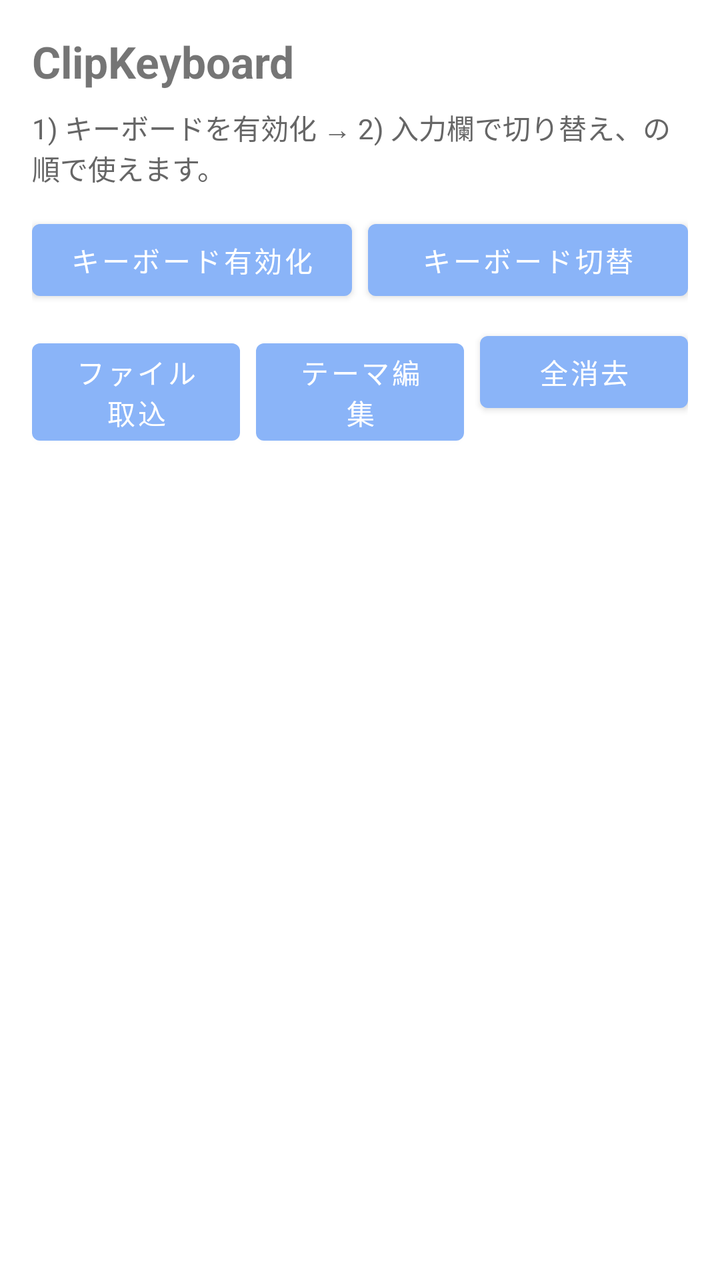
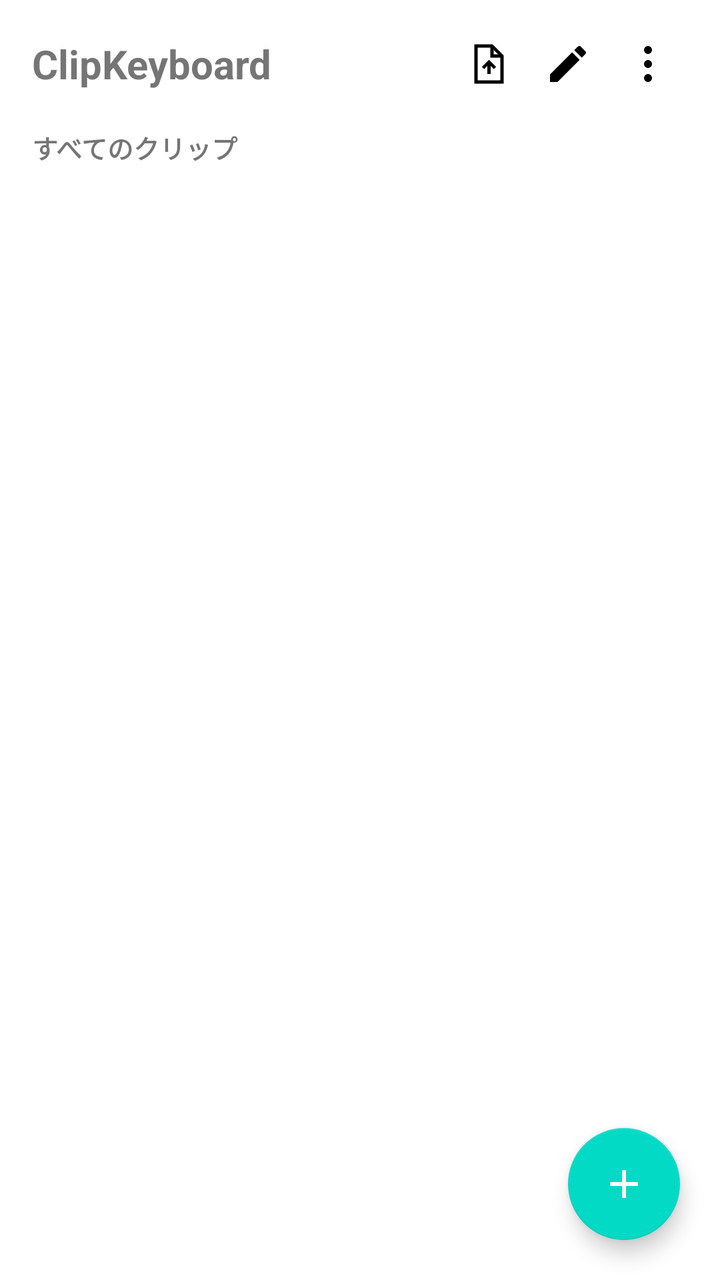

The first picture is an Android layout as it rendered before a commit; the second is the same layout after the commit. The layout source and the unified diff follow.
<!-- AndroidManifest.xml: application theme Theme.ClipKeyboard -->
<!-- res/layout/activity_main.xml -->
<?xml version="1.0" encoding="utf-8"?>
<LinearLayout xmlns:android="http://schemas.android.com/apk/res/android"
    xmlns:app="http://schemas.android.com/apk/res-auto"
    android:layout_width="match_parent"
    android:layout_height="match_parent"
    android:orientation="vertical"
    android:padding="16dp">

    <TextView
        android:layout_width="match_parent"
        android:layout_height="wrap_content"
        android:text="@string/app_name"
        android:textSize="22sp"
        android:textStyle="bold"
        android:layout_marginBottom="8dp"/>

    <TextView
        android:layout_width="match_parent"
        android:layout_height="wrap_content"
        android:text="1) キーボードを有効化 → 2) 入力欄で切り替え、の順で使えます。"
        android:textColor="#666666"
        android:layout_marginBottom="12dp"/>

    <LinearLayout
        android:layout_width="match_parent"
        android:layout_height="wrap_content"
        android:orientation="horizontal"
        android:layout_marginBottom="8dp">

        <com.google.android.material.button.MaterialButton
            android:id="@+id/btn_enable_ime"
            android:layout_width="0dp"
            android:layout_height="wrap_content"
            android:layout_weight="1"
            android:layout_marginEnd="4dp"
            android:text="キーボード有効化"/>

        <com.google.android.material.button.MaterialButton
            android:id="@+id/btn_pick_ime"
            android:layout_width="0dp"
            android:layout_height="wrap_content"
            android:layout_weight="1"
            android:layout_marginStart="4dp"
            android:text="キーボード切替"/>
    </LinearLayout>

    <LinearLayout
        android:layout_width="match_parent"
        android:layout_height="wrap_content"
        android:orientation="horizontal"
        android:layout_marginBottom="12dp">

        <com.google.android.material.button.MaterialButton
            android:id="@+id/btn_import"
            android:layout_width="0dp"
            android:layout_height="wrap_content"
            android:layout_weight="1"
            android:layout_marginEnd="4dp"
            android:text="ファイル取込"/>

        <com.google.android.material.button.MaterialButton
            android:id="@+id/btn_theme"
            android:layout_width="0dp"
            android:layout_height="wrap_content"
            android:layout_weight="1"
            android:layout_marginHorizontal="4dp"
            android:text="テーマ編集"/>

        <com.google.android.material.button.MaterialButton
            android:id="@+id/btn_clear_all"
            android:layout_width="0dp"
            android:layout_height="wrap_content"
            android:layout_weight="1"
            android:layout_marginStart="4dp"
            android:text="全消去"/>
    </LinearLayout>

    <androidx.recyclerview.widget.RecyclerView
        android:id="@+id/recycler_clips"
        android:layout_width="match_parent"
        android:layout_height="0dp"
        android:layout_weight="1"/>

</LinearLayout>
<!-- resources referenced by this layout -->
<resources>
  <string name="app_name">ClipKeyboard</string>
  <style name="Theme.ClipKeyboard" parent="Theme.MaterialComponents.DayNight.NoActionBar">
          <item name="colorPrimary">#8AB4F8</item>
          <item name="colorPrimaryDark">#1E1F22</item>
          <item name="colorAccent">#8AB4F8</item>
      </style>
</resources>

<!-- the commit's change to res/layout/activity_main.xml (unified diff, before → after) -->
@@ -1,84 +1,134 @@
 <?xml version="1.0" encoding="utf-8"?>
-<LinearLayout xmlns:android="http://schemas.android.com/apk/res/android"
+<androidx.coordinatorlayout.widget.CoordinatorLayout xmlns:android="http://schemas.android.com/apk/res/android"
     xmlns:app="http://schemas.android.com/apk/res-auto"
     android:layout_width="match_parent"
-    android:layout_height="match_parent"
-    android:orientation="vertical"
-    android:padding="16dp">
-
-    <TextView
-        android:layout_width="match_parent"
-        android:layout_height="wrap_content"
-        android:text="@string/app_name"
-        android:textSize="22sp"
-        android:textStyle="bold"
-        android:layout_marginBottom="8dp"/>
-
-    <TextView
-        android:layout_width="match_parent"
-        android:layout_height="wrap_content"
-        android:text="1) キーボードを有効化 → 2) 入力欄で切り替え、の順で使えます。"
-        android:textColor="#666666"
-        android:layout_marginBottom="12dp"/>
+    android:layout_height="match_parent">
 
     <LinearLayout
         android:layout_width="match_parent"
-        android:layout_height="wrap_content"
-        android:orientation="horizontal"
-        android:layout_marginBottom="8dp">
+        android:layout_height="match_parent"
+        android:orientation="vertical">
 
-        <com.google.android.material.button.MaterialButton
-            android:id="@+id/btn_enable_ime"
-            android:layout_width="0dp"
+        
+        <LinearLayout
+            android:id="@+id/top_bar"
+            android:layout_width="match_parent"
             android:layout_height="wrap_content"
+            android:gravity="center_vertical"
+            android:orientation="horizontal"
+            android:paddingHorizontal="16dp"
+            android:paddingVertical="12dp">
+
+            <TextView
+                android:layout_width="0dp"
+                android:layout_height="wrap_content"
+                android:layout_weight="1"
+                android:text="@string/app_name"
+                android:textSize="20sp"
+                android:textStyle="bold" />
+
+            <ImageButton
+                android:id="@+id/btn_import"
+                android:layout_width="40dp"
+                android:layout_height="40dp"
+                android:background="?attr/selectableItemBackgroundBorderless"
+                android:contentDescription="ファイル取込"
+                android:padding="8dp"
+                android:src="@drawable/ic_upload_file_24" />
+
+            <ImageButton
+                android:id="@+id/btn_theme"
+                android:layout_width="40dp"
+                android:layout_height="40dp"
+                android:background="?attr/selectableItemBackgroundBorderless"
+                android:contentDescription="外観とテーマ"
+                android:padding="8dp"
+                android:src="@drawable/ic_edit_24" />
+
+            <ImageButton
+                android:id="@+id/btn_overflow_menu"
+                android:layout_width="40dp"
+                android:layout_height="40dp"
+                android:background="?attr/selectableItemBackgroundBorderless"
+                android:contentDescription="その他の操作"
+                android:padding="8dp"
+                android:src="@drawable/ic_more_vert_24" />
+        </LinearLayout>
+
+        
+        <LinearLayout
+            android:id="@+id/setup_banner"
+            android:layout_width="match_parent"
+            android:layout_height="wrap_content"
+            android:layout_marginHorizontal="12dp"
+            android:layout_marginBottom="8dp"
+            android:gravity="center_vertical"
+            android:orientation="horizontal"
+            android:padding="12dp"
+            android:visibility="gone">
+
+            <ImageView
+                android:layout_width="20dp"
+                android:layout_height="20dp"
+                android:layout_marginEnd="10dp"
+                android:src="@drawable/ic_info_24" />
+
+            <LinearLayout
+                android:layout_width="0dp"
+                android:layout_height="wrap_content"
+                android:layout_weight="1"
+                android:orientation="vertical">
+                <TextView
+                    android:id="@+id/banner_title"
+                    android:layout_width="match_parent"
+                    android:layout_height="wrap_content"
+                    android:text="キーボードを有効にしましょう"
+                    android:textSize="13sp"
+                    android:textStyle="bold" />
+                <TextView
+                    android:id="@+id/banner_body"
+                    android:layout_width="match_parent"
+                    android:layout_height="wrap_content"
+                    android:text="入力欄で地球儀キーを押すと呼び出せます"
+                    android:textSize="12sp" />
+            </LinearLayout>
+
+            <com.google.android.material.button.MaterialButton
+                android:id="@+id/banner_action"
+                style="@style/Widget.MaterialComponents.Button.TextButton"
+                android:layout_width="wrap_content"
+                android:layout_height="wrap_content"
+                android:text="設定を開く" />
+        </LinearLayout>
+
+        <TextView
+            android:id="@+id/text_list_title"
+            android:layout_width="match_parent"
+            android:layout_height="wrap_content"
+            android:layout_marginStart="16dp"
+            android:layout_marginBottom="4dp"
+            android:text="すべてのクリップ"
+            android:textSize="13sp"
+            android:textStyle="bold" />
+
+        <androidx.recyclerview.widget.RecyclerView
+            android:id="@+id/recycler_clips"
+            android:layout_width="match_parent"
+            android:layout_height="0dp"
             android:layout_weight="1"
-            android:layout_marginEnd="4dp"
-            android:text="キーボード有効化"/>
+            android:clipToPadding="false"
+            android:paddingBottom="80dp" />
 
-        <com.google.android.material.button.MaterialButton
-            android:id="@+id/btn_pick_ime"
-            android:layout_width="0dp"
-            android:layout_height="wrap_content"
-            android:layout_weight="1"
-            android:layout_marginStart="4dp"
-            android:text="キーボード切替"/>
     </LinearLayout>
 
-    <LinearLayout
-        android:layout_width="match_parent"
+    <com.google.android.material.floatingactionbutton.FloatingActionButton
+        android:id="@+id/fab_add"
+        android:layout_width="wrap_content"
         android:layout_height="wrap_content"
-        android:orientation="horizontal"
-        android:layout_marginBottom="12dp">
+        android:layout_gravity="bottom|end"
+        android:layout_margin="20dp"
+        android:contentDescription="定型文を作成"
+        android:src="@drawable/ic_add_24"
+        app:tint="#FFFFFF" />
 
-        <com.google.android.material.button.MaterialButton
-            android:id="@+id/btn_import"
-            android:layout_width="0dp"
-            android:layout_height="wrap_content"
-            android:layout_weight="1"
-            android:layout_marginEnd="4dp"
-            android:text="ファイル取込"/>
-
-        <com.google.android.material.button.MaterialButton
-            android:id="@+id/btn_theme"
-            android:layout_width="0dp"
-            android:layout_height="wrap_content"
-            android:layout_weight="1"
-            android:layout_marginHorizontal="4dp"
-            android:text="テーマ編集"/>
-
-        <com.google.android.material.button.MaterialButton
-            android:id="@+id/btn_clear_all"
-            android:layout_width="0dp"
-            android:layout_height="wrap_content"
-            android:layout_weight="1"
-            android:layout_marginStart="4dp"
-            android:text="全消去"/>
-    </LinearLayout>
-
-    <androidx.recyclerview.widget.RecyclerView
-        android:id="@+id/recycler_clips"
-        android:layout_width="match_parent"
-        android:layout_height="0dp"
-        android:layout_weight="1"/>
-
-</LinearLayout>
+</androidx.coordinatorlayout.widget.CoordinatorLayout>
<!-- resource entries referenced after the edit -->
@@ -1,5 +1,58 @@
 <!-- resources referenced by this layout -->
 <resources>
+  <!-- drawable ic_add_24 (drawable) -->
+  <?xml version="1.0" encoding="utf-8"?>
+  <vector xmlns:android="http://schemas.android.com/apk/res/android"
+      android:width="24dp" android:height="24dp"
+      android:viewportWidth="24" android:viewportHeight="24">
+      <path
+          android:fillColor="#FF000000"
+          android:pathData="M11,5 L13,5 L13,11 L19,11 L19,13 L13,13 L13,19 L11,19 L11,13 L5,13 L5,11 L11,11 Z" />
+  </vector>
+  <!-- drawable ic_edit_24 (drawable) -->
+  <?xml version="1.0" encoding="utf-8"?>
+  <vector xmlns:android="http://schemas.android.com/apk/res/android"
+      android:width="24dp" android:height="24dp"
+      android:viewportWidth="24" android:viewportHeight="24">
+      <path
+          android:fillColor="#FF000000"
+          android:pathData="M3,17.25 L3,21 L6.75,21 L17.81,9.94 L14.06,6.19 Z M20.71,7.04 C21.1,6.65 21.1,6.02 20.71,5.63 L18.37,3.29 C17.98,2.9 17.35,2.9 16.96,3.29 L15.13,5.12 L18.88,8.87 Z" />
+  </vector>
+  <!-- drawable ic_info_24 (drawable) -->
+  <?xml version="1.0" encoding="utf-8"?>
+  <vector xmlns:android="http://schemas.android.com/apk/res/android"
+      android:width="24dp" android:height="24dp"
+      android:viewportWidth="24" android:viewportHeight="24">
+      <path
+          android:strokeColor="#FF000000"
+          android:strokeWidth="1.6"
+          android:fillColor="#00000000"
+          android:pathData="M12,2 A10,10 0 1,0 12.01,2 Z" />
+      <path android:fillColor="#FF000000" android:pathData="M11,10.5 h2 v7 h-2 Z" />
+      <path android:fillColor="#FF000000" android:pathData="M12,6.3 m-1.3,0 a1.3,1.3 0 1,0 2.6,0 a1.3,1.3 0 1,0 -2.6,0" />
+  </vector>
+  <!-- drawable ic_more_vert_24 (drawable) -->
+  <?xml version="1.0" encoding="utf-8"?>
+  <vector xmlns:android="http://schemas.android.com/apk/res/android"
+      android:width="24dp" android:height="24dp"
+      android:viewportWidth="24" android:viewportHeight="24">
+      <path android:fillColor="#FF000000" android:pathData="M12,5 m-2,0 a2,2 0 1,0 4,0 a2,2 0 1,0 -4,0" />
+      <path android:fillColor="#FF000000" android:pathData="M12,12 m-2,0 a2,2 0 1,0 4,0 a2,2 0 1,0 -4,0" />
+      <path android:fillColor="#FF000000" android:pathData="M12,19 m-2,0 a2,2 0 1,0 4,0 a2,2 0 1,0 -4,0" />
+  </vector>
+  <!-- drawable ic_upload_file_24 (drawable) -->
+  <?xml version="1.0" encoding="utf-8"?>
+  <vector xmlns:android="http://schemas.android.com/apk/res/android"
+      android:width="24dp" android:height="24dp"
+      android:viewportWidth="24" android:viewportHeight="24">
+      <path
+          android:strokeColor="#FF000000"
+          android:strokeWidth="1.6"
+          android:fillColor="#00000000"
+          android:pathData="M6,3 L14,3 L19,8 L19,21 L6,21 Z" />
+      <path android:strokeColor="#FF000000" android:strokeWidth="1.6" android:fillColor="#00000000" android:pathData="M14,3 L14,8 L19,8" />
+      <path android:strokeColor="#FF000000" android:strokeWidth="1.6" android:fillColor="#00000000" android:pathData="M12.5,17 L12.5,11.5 M9.5,14 L12.5,11 L15.5,14" />
+  </vector>
   <string name="app_name">ClipKeyboard</string>
   <style name="Theme.ClipKeyboard" parent="Theme.MaterialComponents.DayNight.NoActionBar">
           <item name="colorPrimary">#8AB4F8</item>
